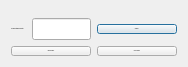
Above: startupCASPER.ui from TrinhLab/CASPERapp before the change. Below: the same form after it.
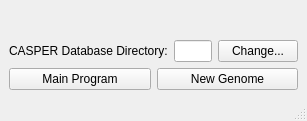
That is the form after the change.

Commit message: error logging finished for all classes in main.py. Also adding support for dynamic scaling in startup window and main windows.

```diff
--- a/startupCASPER.ui
+++ b/startupCASPER.ui
@@ -1,100 +1,46 @@
 <?xml version="1.0" encoding="UTF-8"?>
 <ui version="4.0">
- <class>Dialog</class>
- <widget class="QDialog" name="Dialog">
+ <class>MainWindow</class>
+ <widget class="QMainWindow" name="MainWindow">
   <property name="geometry">
    <rect>
     <x>0</x>
     <y>0</y>
-    <width>757</width>
-    <height>488</height>
+    <width>307</width>
+    <height>121</height>
    </rect>
   </property>
-  <property name="font">
-   <font>
-    <family>Arial</family>
-    <pointsize>-1</pointsize>
-    <weight>50</weight>
-    <italic>false</italic>
-    <bold>false</bold>
-   </font>
-  </property>
   <property name="windowTitle">
    <string>Welcome to CASPER!</string>
   </property>
-  <property name="styleSheet">
-   <string notr="true">font: 16px 'Arial';</string>
+  <property name="animated">
+   <bool>true</bool>
   </property>
+  <widget class="QWidget" name="centralwidget">
+   <layout class="QGridLayout" name="gridLayout_2">
+    <item row="0" column="0">
   <layout class="QGridLayout" name="gridLayout">
-   <property name="sizeConstraint">
-    <enum>QLayout::SetFixedSize</enum>
-   </property>
-   <item row="0" column="0" colspan="3">
-    <widget class="QLabel" name="logo">
-     <property name="text">
-      <string/>
-     </property>
-    </widget>
-   </item>
-   <item row="2" column="2">
-    <widget class="QPushButton" name="changeDir">
-     <property name="font">
-      <font>
-       <family>Arial</family>
-       <pointsize>-1</pointsize>
-       <weight>50</weight>
-       <italic>false</italic>
-       <bold>false</bold>
-      </font>
-     </property>
-     <property name="text">
-      <string>Change...</string>
-     </property>
-    </widget>
-   </item>
    <item row="2" column="0">
-    <widget class="QLabel" name="databaseDirectory">
-     <property name="font">
-      <font>
-       <family>Arial</family>
-       <pointsize>-1</pointsize>
-       <weight>50</weight>
-       <italic>false</italic>
-       <bold>false</bold>
-      </font>
-     </property>
-     <property name="text">
-      <string>CASPER Database Directory:</string>
-     </property>
-    </widget>
-   </item>
-   <item row="2" column="1">
-    <widget class="QLineEdit" name="currentDirText">
-     <property name="font">
-      <font>
-       <family>Arial</family>
-       <pointsize>-1</pointsize>
-       <weight>50</weight>
-       <italic>false</italic>
-       <bold>false</bold>
-      </font>
-     </property>
-    </widget>
-   </item>
-   <item row="0" column="0" rowspan="2" colspan="3">
-    <layout class="QHBoxLayout" name="horizontalLayout"/>
-   </item>
-   <item row="3" column="0" colspan="3">
+       <layout class="QVBoxLayout" name="verticalLayout">
+        <item>
     <layout class="QHBoxLayout" name="horizontalLayout_2">
      <item>
       <widget class="QPushButton" name="goToMain">
+            <property name="sizePolicy">
+             <sizepolicy hsizetype="Preferred" vsizetype="Fixed">
+              <horstretch>0</horstretch>
+              <verstretch>0</verstretch>
+             </sizepolicy>
+            </property>
+            <property name="maximumSize">
+             <size>
+              <width>16777215</width>
+              <height>16777215</height>
+             </size>
+            </property>
        <property name="font">
         <font>
          <family>Arial</family>
-         <pointsize>-1</pointsize>
-         <weight>50</weight>
-         <italic>false</italic>
-         <bold>false</bold>
         </font>
        </property>
        <property name="text">
@@ -104,13 +50,21 @@
      </item>
      <item>
       <widget class="QPushButton" name="goToNewGenome">
+            <property name="sizePolicy">
+             <sizepolicy hsizetype="Preferred" vsizetype="Fixed">
+              <horstretch>0</horstretch>
+              <verstretch>0</verstretch>
+             </sizepolicy>
+            </property>
+            <property name="maximumSize">
+             <size>
+              <width>16777215</width>
+              <height>16777215</height>
+             </size>
+            </property>
        <property name="font">
         <font>
          <family>Arial</family>
-         <pointsize>-1</pointsize>
-         <weight>50</weight>
-         <italic>false</italic>
-         <bold>false</bold>
         </font>
        </property>
        <property name="text">
@@ -121,6 +75,103 @@
     </layout>
    </item>
   </layout>
+      </item>
+      <item row="1" column="0">
+       <layout class="QVBoxLayout" name="verticalLayout_3">
+        <item>
+         <layout class="QHBoxLayout" name="horizontalLayout">
+          <item>
+           <widget class="QLabel" name="label_2">
+            <property name="sizePolicy">
+             <sizepolicy hsizetype="Preferred" vsizetype="Fixed">
+              <horstretch>0</horstretch>
+              <verstretch>0</verstretch>
+             </sizepolicy>
+            </property>
+            <property name="maximumSize">
+             <size>
+              <width>16777215</width>
+              <height>16777215</height>
+             </size>
+            </property>
+            <property name="font">
+             <font>
+              <family>Arial</family>
+             </font>
+            </property>
+            <property name="text">
+             <string>CASPER Database Directory:</string>
+            </property>
+           </widget>
+          </item>
+          <item>
+           <widget class="QLineEdit" name="currentDirText">
+            <property name="sizePolicy">
+             <sizepolicy hsizetype="Expanding" vsizetype="Fixed">
+              <horstretch>0</horstretch>
+              <verstretch>0</verstretch>
+             </sizepolicy>
+            </property>
+            <property name="maximumSize">
+             <size>
+              <width>16777215</width>
+              <height>16777215</height>
+             </size>
+            </property>
+            <property name="font">
+             <font>
+              <family>Arial</family>
+             </font>
+            </property>
+           </widget>
+          </item>
+          <item>
+           <widget class="QPushButton" name="changeDir">
+            <property name="sizePolicy">
+             <sizepolicy hsizetype="Preferred" vsizetype="Fixed">
+              <horstretch>0</horstretch>
+              <verstretch>0</verstretch>
+             </sizepolicy>
+            </property>
+            <property name="maximumSize">
+             <size>
+              <width>16777215</width>
+              <height>16777215</height>
+             </size>
+            </property>
+            <property name="font">
+             <font>
+              <family>Arial</family>
+             </font>
+            </property>
+            <property name="text">
+             <string>Change...</string>
+            </property>
+           </widget>
+          </item>
+         </layout>
+        </item>
+       </layout>
+      </item>
+      <item row="0" column="0">
+       <layout class="QVBoxLayout" name="verticalLayout_4">
+        <item>
+         <widget class="QLabel" name="logo">
+          <property name="text">
+           <string/>
+          </property>
+          <property name="scaledContents">
+           <bool>true</bool>
+          </property>
+         </widget>
+        </item>
+       </layout>
+      </item>
+     </layout>
+    </item>
+   </layout>
+  </widget>
+  <widget class="QStatusBar" name="statusbar"/>
  </widget>
  <resources/>
  <connections/>
```
Left out of the diff: 2 changed lines with no effect on the pictures. Lines whose indentation alone changed are shown as unchanged. The commit also changes 4 other files.
